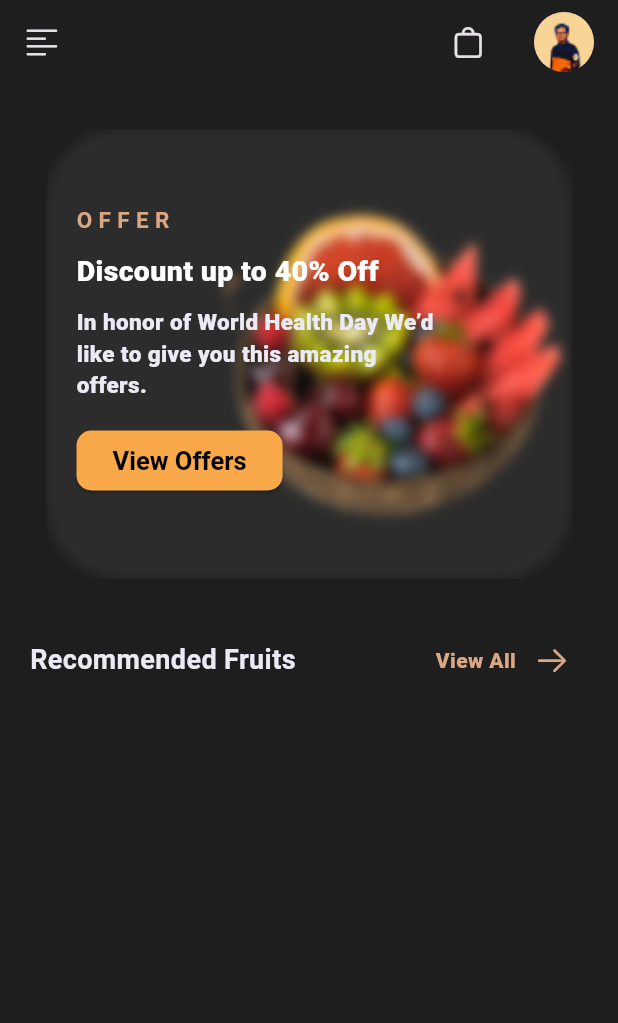
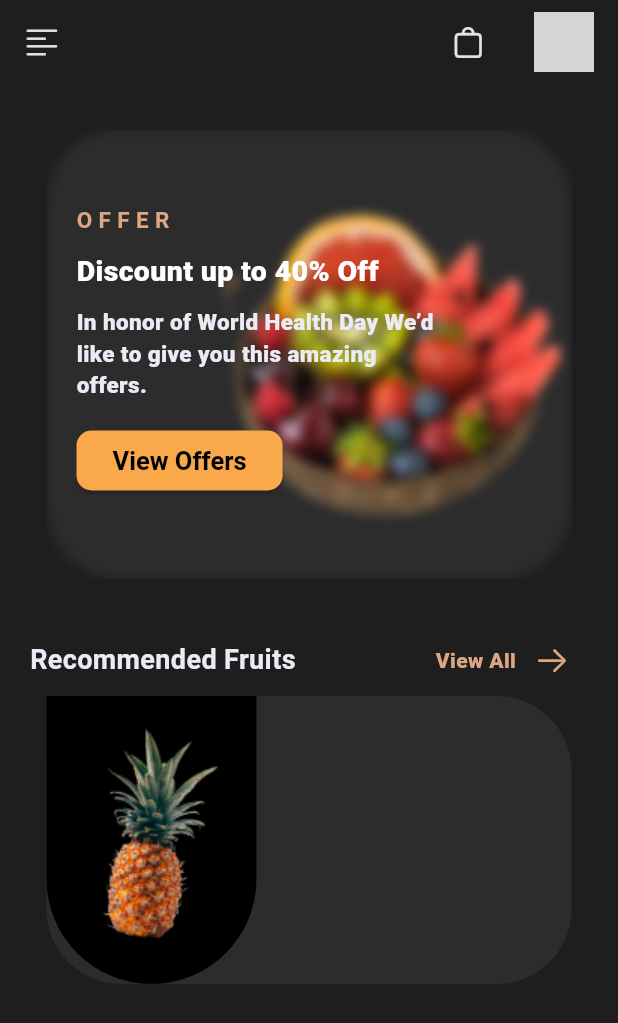
Before and after one commit to universal-developer/Flutter-Fruit-App, a Flutter app: the screen it shows after launch, on a phone screen of 412 x 824 dp. Shown: the top 1023 px of the screen. Run offline on Flutter 3.47's test engine with Material 2 defaults, Android fonts, the phone set to English and light mode, and no system bars; grey boxes are pictures that could not be loaded.

Commit message:
Initial Commit

```diff
--- a/lib/colors.dart
+++ b/lib/colors.dart
@@ -5,3 +5,4 @@ const Color greyColor = Color(0xff2C2C2C);
 const Color orangeColor = Color(0xffF9A94A);
 const Color lightGreyColor = Color.fromARGB(255, 235, 235, 245);
 const Color lightOrangeColor = Color(0xffDBA683);
+const Color redColor = Color(0xff482319);
--- a/lib/screens/home_screen.dart
+++ b/lib/screens/home_screen.dart
@@ -33,7 +33,7 @@ class _HomeScreenState extends State<HomeScreen> {
               InkWell(
                   onTap: () {},
                   child: const CircleAvatar(
-                    backgroundImage: AssetImage('assets/Profile.png'),
+                    backgroundImage: AssetImage('assets/profile.png'),
                   ))
             ],
           )),
@@ -75,6 +75,7 @@ class _HomeScreenState extends State<HomeScreen> {
                   ),
                 ],
               ),
+              _product()
             ],
           ),
         ),
@@ -96,7 +97,7 @@ Widget _saleCard() {
           bottom: 0,
           child: Container(
             child: Image(
-              image: AssetImage('assets/pineapple.png'),
+              image: AssetImage('assets/fruits.png'),
             ),
           ),
         ),
@@ -177,3 +178,24 @@ Widget _saleCard() {
     ),
   );
 }
+
+Widget _product() {
+  return Container(
+    decoration: BoxDecoration(
+        borderRadius: BorderRadius.circular(50), color: greyColor),
+    width: 350,
+    child: Stack(
+      children: [
+        Container(
+            decoration: const BoxDecoration(
+              color: Colors.black,
+              borderRadius: BorderRadius.only(
+                bottomLeft: Radius.circular(100),
+                bottomRight: Radius.circular(100),
+              ),
+            ),
+            child: Image(image: AssetImage("assets/pineapple.png"))),
+      ],
+    ),
+  );
+}
--- a/pubspec.yaml
+++ b/pubspec.yaml
@@ -59,8 +59,9 @@ flutter:
 
   # To add assets to your application, add an assets section, like this:
   assets:
-    - assets/Profile.png
+    - assets/profile.png
     - assets/pineapple.png
+    - assets/fruits.png
 
   # An image asset can refer to one or more resolution-specific "variants", see
   # https://flutter.dev/assets-and-images/#resolution-aware
```
Also changed, not shown: assets/fruits.png (added), assets/pineapple.png.
